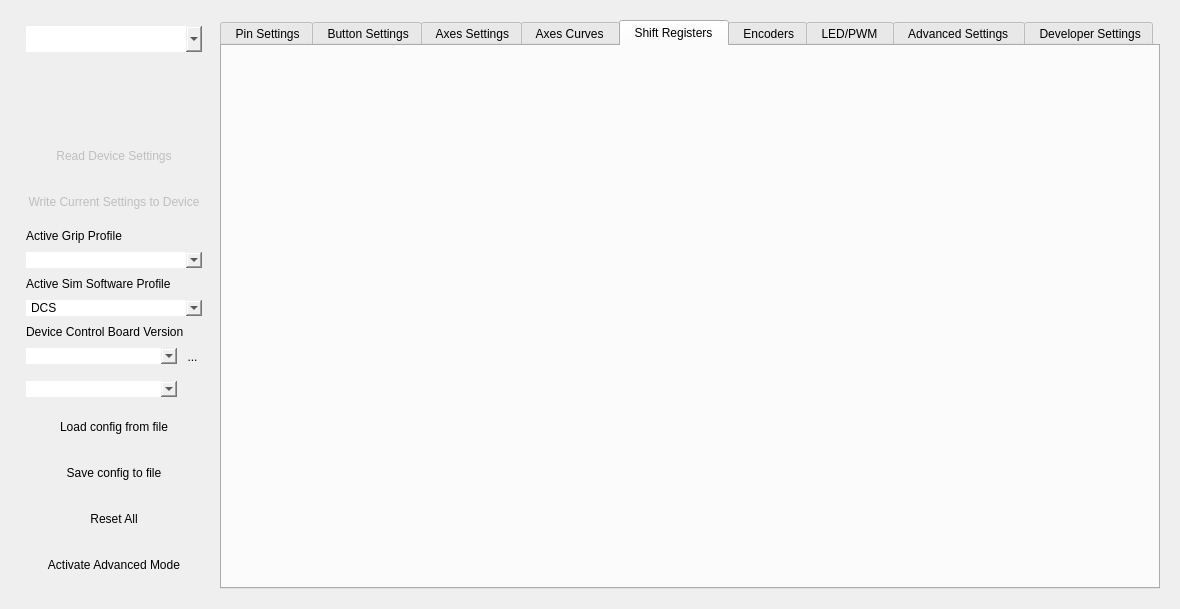
This is src/mainwindow.ui in invictuscockpits/HOTASConfigurator as Qt 5 draws it before an edit. The edited form follows.
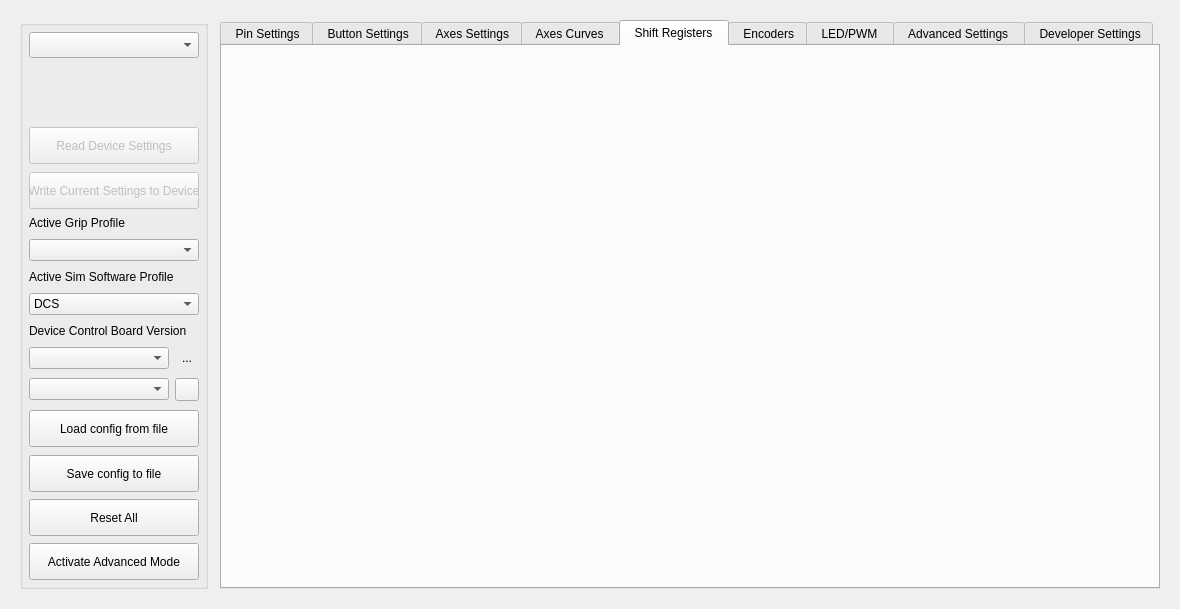
This is the edited form. The open tabs and pages were chosen to show the change. Icons and pictures are not drawn. Custom widgets are drawn as their Qt base class.

Patch:
```diff
--- a/src/mainwindow.ui
+++ b/src/mainwindow.ui
@@ -348,12 +348,12 @@
         <height>0</height>
        </size>
       </property>
-      <property name="styleSheet">
-       <string notr="true">border: None</string>
-      </property>
       <property name="title">
        <string/>
       </property>
+      <property name="alignment">
+       <set>Qt::AlignmentFlag::AlignLeading|Qt::AlignmentFlag::AlignLeft|Qt::AlignmentFlag::AlignTop</set>
+      </property>
       <layout class="QGridLayout" name="gridLayout_7" rowstretch="0,0,0,0,0,0,0,0,0,0,0,0,0,0,0,0,0,0,0,0,0,0,0,0,0,0,0,0" columnstretch="0">
        <property name="leftMargin">
         <number>6</number>
```
Left out of the diff: 6 changed lines with no effect on the pictures.
